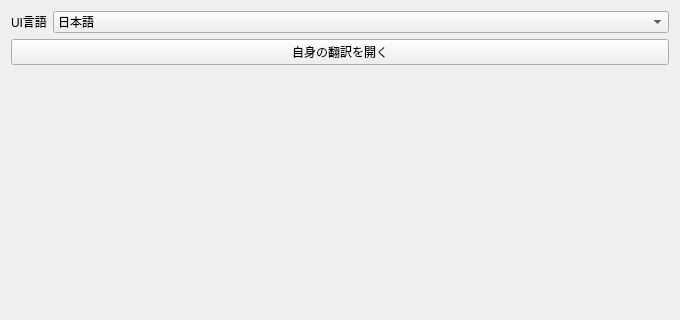
This is ui/dialogs/settings/GeneralPage.ui in Ikumyon/AutoLingua2 as Qt 5 draws it before an edit; both pictures show x 0 to 680 and y 0 to 320 of the 680 by 550 pixel window. The edited form follows.
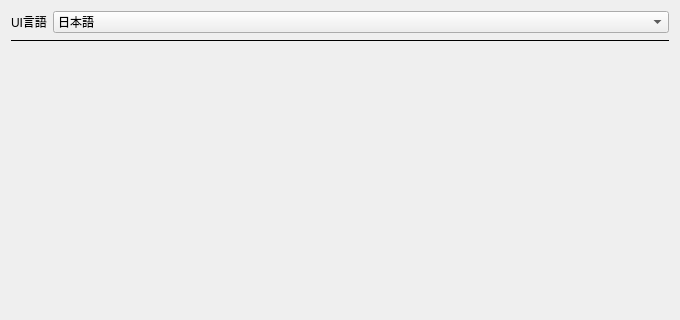
This is the edited form.

The edit to the form file:
```diff
--- a/ui/dialogs/settings/GeneralPage.ui
+++ b/ui/dialogs/settings/GeneralPage.ui
@@ -11,8 +11,8 @@
    </rect>
   </property>
   <layout class="QFormLayout" name="formGeneral">
-   <item row="1" column="0" colspan="2"><widget class="QPushButton" name="buttonSelfTranslation"><property name="text"><string>自身の翻訳を開く</string></property><property name="checkable"><bool>true</bool></property><property name="autoDefault"><bool>false</bool></property></widget></item>
-   <item row="2" column="0" colspan="2"><widget class="QWidget" name="selfTranslationContainer"><layout class="QVBoxLayout" name="layoutSelfTranslationContainer"/></widget></item>
+   <item row="1" column="0" colspan="2"><widget class="QFrame" name="translationSeparator"><property name="frameShape"><enum>QFrame::HLine</enum></property></widget></item>
+   <item row="2" column="0" colspan="2"><widget class="QWidget" name="selfTranslationContainer"><layout class="QVBoxLayout" name="layoutSelfTranslationContainer"><property name="leftMargin"><number>0</number></property><property name="topMargin"><number>0</number></property><property name="rightMargin"><number>0</number></property><property name="bottomMargin"><number>0</number></property></layout></widget></item>
    <item row="0" column="0">
     <widget class="QLabel" name="labelUiLanguage">
      <property name="text">
```
